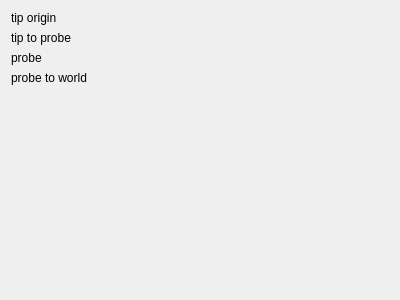
Above: Code/Gui/MITK/Plugins/uk.ac.ucl.cmic.igitrackedpointer/src/internal/TrackedPointerView.ui from NifTK/NifTK before the change. Below: the same form after it.
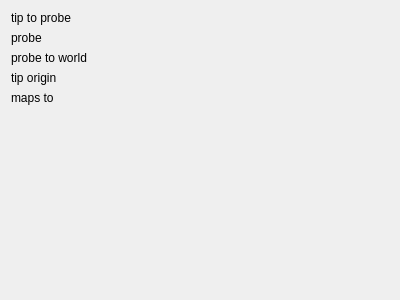
That is the form after the change. Custom widgets are drawn as their Qt base class.

Commit message: Bug #2384: First working Tracked Pointer View

Diff of the .ui file:
```diff
--- a/Code/Gui/MITK/Plugins/uk.ac.ucl.cmic.igitrackedpointer/src/internal/TrackedPointerView.ui
+++ b/Code/Gui/MITK/Plugins/uk.ac.ucl.cmic.igitrackedpointer/src/internal/TrackedPointerView.ui
@@ -19,16 +19,6 @@
      <item>
       <layout class="QGridLayout" name="gridLayout">
        <item row="0" column="0">
-        <widget class="QLabel" name="m_TipOriginLabel">
-         <property name="text">
-          <string>tip origin</string>
-         </property>
-        </widget>
-       </item>
-       <item row="0" column="1">
-        <widget class="ctkCoordinatesWidget" name="m_TipOriginSpinBoxes" native="true"/>
-       </item>
-       <item row="1" column="0">
         <widget class="QLabel" name="m_TipToProbeLabel">
          <property name="sizePolicy">
           <sizepolicy hsizetype="Fixed" vsizetype="Preferred">
@@ -41,10 +31,10 @@
          </property>
         </widget>
        </item>
-       <item row="1" column="1">
+       <item row="0" column="1">
         <widget class="ctkPathLineEdit" name="m_TipToProbeCalibrationFile" native="true"/>
        </item>
-       <item row="2" column="0">
+       <item row="1" column="0">
         <widget class="QLabel" name="m_ProbeSurfaceLabel">
          <property name="sizePolicy">
           <sizepolicy hsizetype="Fixed" vsizetype="Preferred">
@@ -57,10 +47,10 @@
          </property>
         </widget>
        </item>
-       <item row="2" column="1">
+       <item row="1" column="1">
         <widget class="QmitkDataStorageComboBox" name="m_ProbeSurfaceNode" native="true"/>
        </item>
-       <item row="3" column="0">
+       <item row="2" column="0">
         <widget class="QLabel" name="m_ProbeToWorldLabel">
          <property name="sizePolicy">
           <sizepolicy hsizetype="Fixed" vsizetype="Preferred">
@@ -73,9 +63,29 @@
          </property>
         </widget>
        </item>
-       <item row="3" column="1">
+       <item row="2" column="1">
         <widget class="QmitkDataStorageComboBox" name="m_ProbeToWorldNode" native="true"/>
        </item>
+       <item row="3" column="0">
+        <widget class="QLabel" name="m_TipOriginLabel">
+         <property name="text">
+          <string>tip origin</string>
+         </property>
+        </widget>
+       </item>
+       <item row="3" column="1">
+        <widget class="ctkCoordinatesWidget" name="m_TipOriginSpinBoxes" native="true"/>
+       </item>
+       <item row="4" column="0">
+        <widget class="QLabel" name="m_MapsToLabel">
+         <property name="text">
+          <string>maps to</string>
+         </property>
+        </widget>
+       </item>
+       <item row="4" column="1">
+        <widget class="ctkCoordinatesWidget" name="m_MapsToSpinBoxes" native="true"/>
+       </item>
       </layout>
      </item>
      <item>
```
The commit also changes 4 other files.
